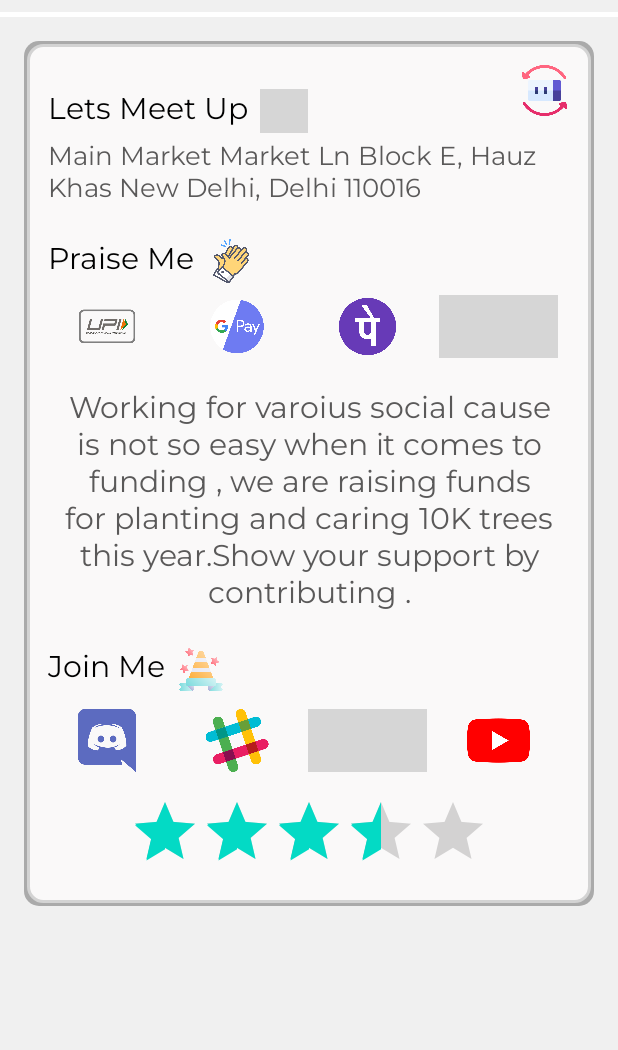
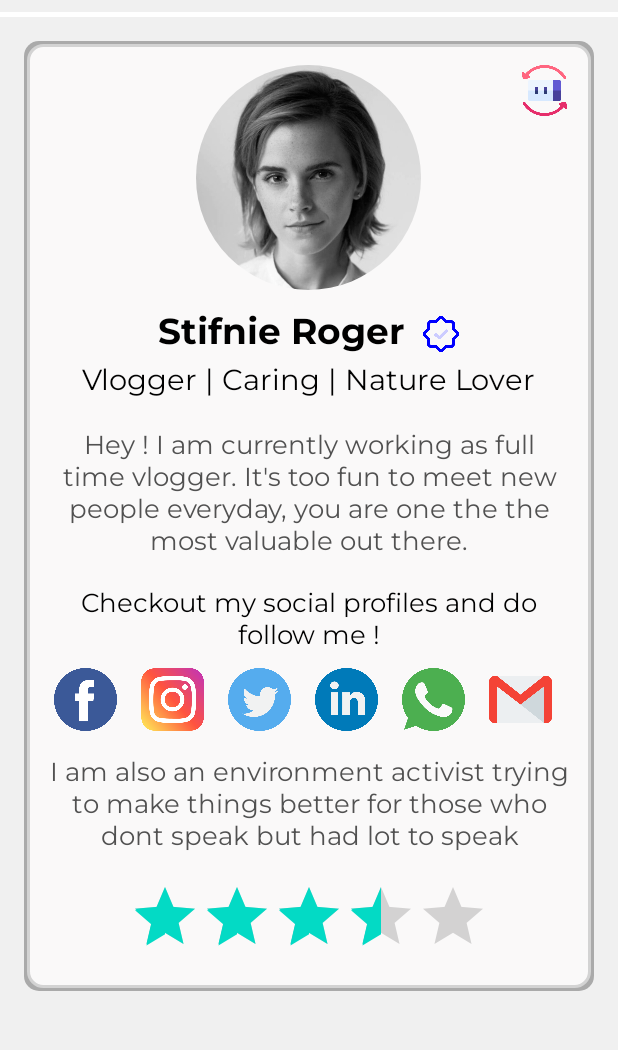
Before and after one commit to lucifer0987/Cardfy, an Android app: the layout activity_main.xml on its own in the app's theme, with its tools: preview values and no code run, on a phone screen of 412 x 824 dp, the part 78-1128 px from its top. Run offline under Robolectric (Android 15) with nearby library versions, the phone set to English and light mode, and no system bars; Roboto replaces fonts that are not available here; grey boxes are pictures that could not be loaded.

Commit message:
bug fixes with connection

```diff
--- a/android-frontend/app/src/main/res/layout/activity_main.xml
+++ b/android-frontend/app/src/main/res/layout/activity_main.xml
@@ -81,7 +81,7 @@
                 android:layout_height="wrap_content"
                 android:layout_margin="16dp"
                 android:padding="16dp"
-                android:visibility="invisible"
+                android:visibility="visible"
                 android:background="@drawable/card_bg">
 
                 <ImageView
@@ -273,7 +273,7 @@
                 android:layout_height="wrap_content"
                 android:layout_margin="16dp"
                 android:padding="16dp"
-                android:visibility="visible"
+                android:visibility="gone"
                 android:background="@drawable/card_bg">
 
                 <ImageView
```
Also changed, not shown: android-frontend/app/src/main/java/com/example/cardfy/Activities/EditIntroduction.java (+2 -7 lines), android-frontend/app/src/main/java/com/example/cardfy/Activities/MainActivity.java (+8 -3 lines).
